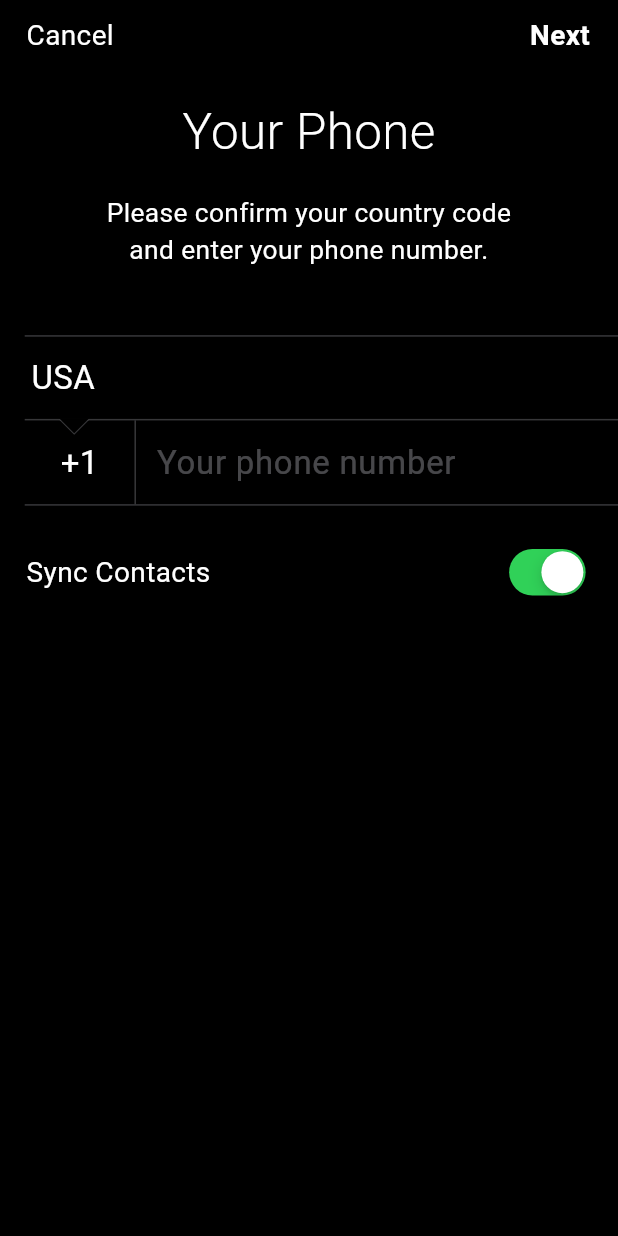
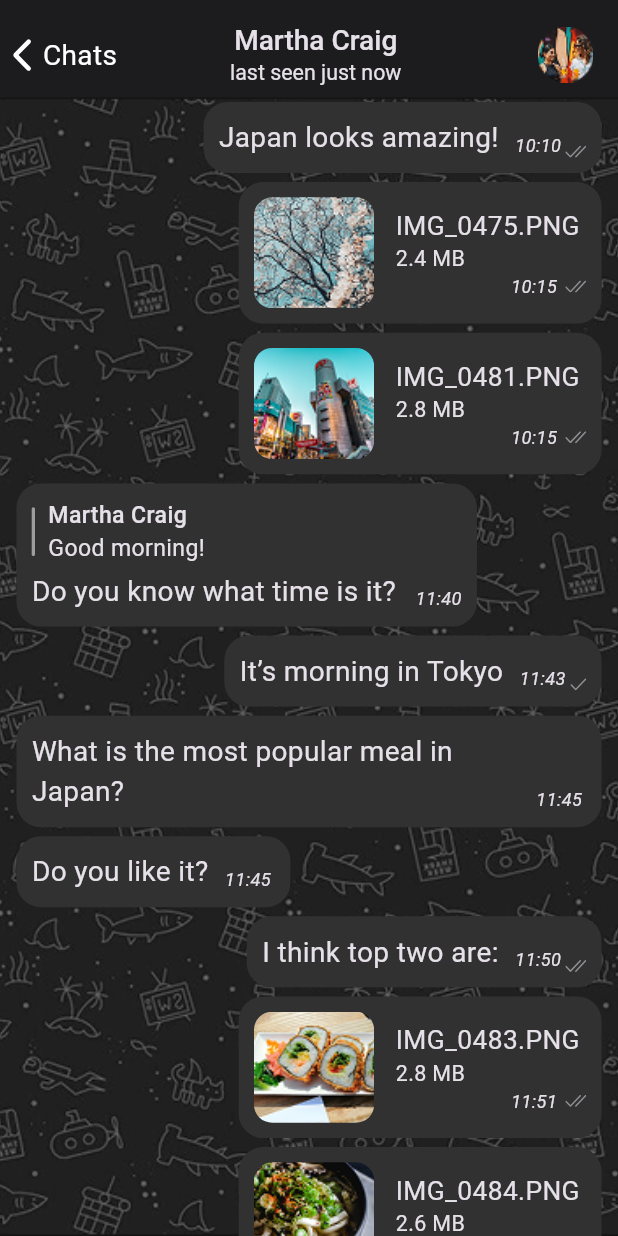
Before and after one commit to MrAzimzadeh/telegram-clone, a Flutter app: the screen it shows after launch, on a phone screen of 412 x 824 dp. Run offline on Flutter 3.47's test engine with Material 3 defaults, Android fonts, the phone set to English and light mode, and no system bars; our stand-ins replace flutter_screenutil, flutter_slidable, flutter_svg; Roboto replaces fonts that are missing (SF-Pro-Display, SF-Pro-Text).

Commit message:
UI Done, Message adding left

```diff
--- a/telegram_app/lib/constants/app_colors.dart
+++ b/telegram_app/lib/constants/app_colors.dart
@@ -20,6 +20,7 @@ class AppColors {
   static const Color turfMaster = Color(0xFF08A723);
   static const Color fleurdeSelCaramel = Color(0xFFCD7800);
   static const Color bloodKiss = Color(0xFFC60C0C);
+  static const Color oil = Color(0xFF313131);
 
   static const Color background = cocosBlack;
   static const Color appBarBackground = intheDark;
@@ -49,4 +50,7 @@ class AppColors {
   static const Color slidable3 = fleurdeSelCaramel;
   static const Color slidable4 = bloodKiss;
   static const Color slidable5 = dimGray;
+
+  // ChatScreen
+  static const Color chatMessageContainer = oil;
 }
--- a/telegram_app/lib/constants/app_texts.dart
+++ b/telegram_app/lib/constants/app_texts.dart
@@ -5,6 +5,16 @@ class AppTexts {
   static const String chatsEditIcon = "assets/svg/edit_icon.svg";
   static const String chatsSearch = "assets/svg/chat_search.svg";
   static const String chatsPinned = "assets/svg/pin_icon.svg";
+  static const String backButton = "assets/svg/back_button.svg";
+  static const String chatBackground = "assets/png/chatBackground.png";
+  static const String chatAction = "assets/png/chatAction.png";
+  static const String tick1 = "assets/svg/tick1.svg";
+  static const String tick2 = "assets/svg/tick2.svg";
+
+  static const String chatImage1 = "assets/png/chat_image1.png";
+  static const String chatImage2 = "assets/png/chat_image2.png";
+  static const String chatImage3 = "assets/png/chat_image3.png";
+  static const String chatImage4 = "assets/png/chat_image4.png";
 
   static const String slidableIcon1 = "assets/svg/slidable_icon1.svg";
   static const String slidableIcon2 = "assets/svg/slidable_icon2.svg";
@@ -84,4 +94,40 @@ class AppTexts {
   static const String slidableText3 = "Mute";
   static const String slidableText4 = "Delete";
   static const String slidableText5 = "Archive";
+
+  // ChatScreen
+  static const String chatTitle = "Martha Craig";
+  static const String chatSubtitle = "last seen just now";
+  static const String chatLeading = "Chats";
+
+  static const String date1 = "10:10";
+  static const String date2 = "10:15";
+  static const String date3 = "10:15";
+  static const String date4 = "11:40";
+  static const String date5 = "11:43";
+  static const String date6 = "11:45";
+  static const String date7 = "11:45";
+  static const String date8 = "11:50";
+  static const String date9 = "11:51";
+  static const String date10 = "11:51";
+
+  static const String chatMessage1 = "Japan looks amazing!";
+  static const String chatMessage2 = "Do you know what time is it?";
+  static const String chatMessage3 = "It’s morning in Tokyo";
+  static const String chatMessage4 = "What is the most popular meal in Japan?";
+  static const String chatMessage5 = "Do you like it?";
+  static const String chatMessage6 = "I think top two are:";
+
+  static const String replyPerson1 = "Martha Craig";
+  static const String replyMessage1 = "Good morning!";
+
+  static const String chatImageName1 = "IMG_0475.PNG";
+  static const String chatImageName2 = "IMG_0481.PNG";
+  static const String chatImageName3 = "IMG_0483.PNG";
+  static const String chatImageName4 = "IMG_0484.PNG";
+
+  static const String chatImageSize1 = "2.4 MB";
+  static const String chatImageSize2 = "2.8 MB";
+  static const String chatImageSize3 = "2.8 MB";
+  static const String chatImageSize4 = "2.6 MB";
 }
--- a/telegram_app/lib/ui/app.dart
+++ b/telegram_app/lib/ui/app.dart
@@ -1,7 +1,6 @@
 import 'package:flutter/material.dart';
 import 'package:flutter_screenutil/flutter_screenutil.dart';
-import 'package:telegram_app/ui/screens/auth_screen/auth_screen.dart';
-import 'package:telegram_app/ui/screens/chats_screen/chats_screen.dart';
+import 'package:telegram_app/ui/screens/chat_screen/chat_screen.dart';
 
 class MyApp extends StatelessWidget {
   const MyApp({super.key});
@@ -15,7 +14,7 @@ class MyApp extends StatelessWidget {
         title: 'Telegram Clone',
         darkTheme: ThemeData.dark(),
         themeMode: ThemeMode.dark,
-        home: AuthScreen(),
+        home: ChatScreen(),
       ),
     );
   }
--- /dev/null
+++ b/telegram_app/lib/ui/screens/chat_screen/chat_screen.dart
@@ -0,0 +1,158 @@
+import 'package:flutter/material.dart';
+import 'package:flutter_screenutil/flutter_screenutil.dart';
+import 'package:telegram_app/constants/app_colors.dart';
+import 'package:telegram_app/constants/app_texts.dart';
+import 'package:telegram_app/ui/screens/chat_screen/widgets/message_container.dart';
+import 'package:telegram_app/utils/widgets/custom_app_bar.dart';
+
+class ChatScreen extends StatelessWidget {
+  const ChatScreen({super.key});
+
+  @override
+  Widget build(BuildContext context) {
+    return Scaffold(
+      backgroundColor: AppColors.background,
+      appBar: CustomAppBar(
+        title: Column(
+          children: [
+            Text(
+              AppTexts.chatTitle,
+              style: TextStyle(
+                fontFamily: 'SF-Pro-Text',
+                fontWeight: FontWeight.w500,
+                fontSize: 17.sp,
+              ),
+            ),
+            Text(
+              AppTexts.chatSubtitle,
+              style: TextStyle(
+                fontFamily: 'SF-Pro-Text',
+                fontWeight: FontWeight.w400,
+                fontSize: 13.sp,
+              ),
+            ),
+          ],
+        ),
+        leadingButton: AppTexts.backButton,
+        leading: AppTexts.chatLeading,
+        actionWidget: Image.asset(AppTexts.chatAction),
+      ),
+      body: Stack(
+        children: [
+          // Background Image
+          Positioned.fill(
+            child: Image.asset(
+              AppTexts.chatBackground,
+              fit: BoxFit.cover,
+            ),
+          ),
+          // Scrollable List of Messages
+          Padding(
+            padding: EdgeInsets.symmetric(horizontal: 10.w),
+            child: ListView(
+              children: [
+                MessageContainer(
+                  isText: true,
+                  isImage: false,
+                  isReply: false,
+                  date: AppTexts.date1,
+                  tick: AppTexts.tick2,
+                  thisUser: true,
+                  message: AppTexts.chatMessage1,
+                ),
+                MessageContainer(
+                  isText: false,
+                  isImage: true,
+                  isReply: false,
+                  date: AppTexts.date2,
+                  tick: AppTexts.tick2,
+                  thisUser: true,
+                  image: AppTexts.chatImage1,
+                  imageSize: AppTexts.chatImageSize1,
+                  imageName: AppTexts.chatImageName1,
+                ),
+                MessageContainer(
+                  isText: false,
+                  isImage: true,
+                  isReply: false,
+                  date: AppTexts.date3,
+                  tick: AppTexts.tick2,
+                  thisUser: true,
+                  image: AppTexts.chatImage2,
+                  imageSize: AppTexts.chatImageSize2,
+                  imageName: AppTexts.chatImageName2,
+                ),
+                MessageContainer(
+                  isText: false,
+                  isImage: false,
+                  isReply: true,
+                  date: AppTexts.date4,
+                  thisUser: false,
+                  message: AppTexts.chatMessage2,
+                  replyPerson: AppTexts.replyPerson1,
+                  replyMessage: AppTexts.replyMessage1,
+                ),
+                MessageContainer(
+                  isText: true,
+                  isImage: false,
+                  isReply: false,
+                  date: AppTexts.date5,
+                  thisUser: true,
+                  tick: AppTexts.tick1,
+                  message: AppTexts.chatMessage3,
+                ),
+                MessageContainer(
+                  isText: true,
+                  isImage: false,
+                  isReply: false,
+                  date: AppTexts.date6,
+                  thisUser: false,
+                  message: AppTexts.chatMessage4,
+                ),
+                MessageContainer(
+                  isText: true,
+                  isImage: false,
+                  isReply: false,
+                  date: AppTexts.date7,
+                  thisUser: false,
+                  message: AppTexts.chatMessage5,
+                ),
+                MessageContainer(
+                  isText: true,
+                  isImage: false,
+                  isReply: false,
+                  date: AppTexts.date8,
+                  thisUser: true,
+                  tick: AppTexts.tick2,
+                  message: AppTexts.chatMessage6,
+                ),
+                MessageContainer(
+                  isText: false,
+                  isImage: true,
+                  isReply: false,
+                  date: AppTexts.date9,
+                  thisUser: true,
+                  tick: AppTexts.tick2,
+                  image: AppTexts.chatImage3,
+                  imageName: AppTexts.chatImageName3,
+                  imageSize: AppTexts.chatImageSize3,
+                ),
+                MessageContainer(
+                  isText: false,
+                  isImage: true,
+                  isReply: false,
+                  date: AppTexts.date10,
+                  thisUser: true,
+                  tick: AppTexts.tick2,
+                  image: AppTexts.chatImage4,
+                  imageName: AppTexts.chatImageName4,
+                  imageSize: AppTexts.chatImageSize4,
+                ),
+              ],
+            ),
+          ),
+        ],
+      ),
+    );
+  }
+}
--- /dev/null
+++ b/telegram_app/lib/ui/screens/chat_screen/widgets/message_container.dart
@@ -0,0 +1,206 @@
+import 'package:flutter/material.dart';
+import 'package:flutter_screenutil/flutter_screenutil.dart';
+import 'package:flutter_svg/flutter_svg.dart';
+import 'package:telegram_app/constants/app_colors.dart';
+
+class MessageContainer extends StatelessWidget {
+  const MessageContainer(
+      {super.key,
+      required this.isText,
+      required this.isImage,
+      required this.isReply,
+      required this.date,
+      this.tick,
+      required this.thisUser,
+      this.image,
+      this.message,
+      this.replyPerson,
+      this.imageName,
+      this.imageSize,
+      this.replyMessage});
+
+  final bool isText;
+  final bool isImage;
+  final bool isReply;
+  final bool thisUser;
+  final String? tick;
+  final String date;
+  final String? image;
+  final String? imageName;
+  final String? imageSize;
+  final String? message;
+  final String? replyPerson;
+  final String? replyMessage;
+
+  @override
+  Widget build(BuildContext context) {
+    return Align(
+      alignment: thisUser ? Alignment.centerRight : Alignment.centerLeft,
+      child: Container(
+        margin: EdgeInsets.symmetric(vertical: 3.h),
+        padding: EdgeInsets.all(10.r),
+        decoration: BoxDecoration(
+          color: AppColors.chatMessageContainer,
+          borderRadius: BorderRadius.circular(16.r),
+        ),
+        child: Column(
+          mainAxisSize: MainAxisSize.min,
+          crossAxisAlignment: CrossAxisAlignment.start,
+          children: [
+            if (isText)
+              Row(
+                mainAxisSize: MainAxisSize.min,
+                crossAxisAlignment: CrossAxisAlignment.end,
+                children: [
+                  Flexible(
+                    child: Text(
+                      message!,
+                      style: TextStyle(
+                        fontFamily: 'SF-Pro-Text',
+                        fontWeight: FontWeight.w400,
+                        fontSize: 17.sp,
+                      ),
+                    ),
+                  ),
+                  10.horizontalSpace,
+                  Text(
+                    date,
+                    style: TextStyle(
+                      fontFamily: 'SF-Pro-Text',
+                      fontWeight: FontWeight.w400,
+                      fontStyle: FontStyle.italic,
+                      fontSize: 11.sp,
+                    ),
+                  ),
+                  2.5.horizontalSpace,
+                  if (thisUser) SvgPicture.asset(tick!),
+                ],
+              ),
+            if (isReply)
+              Column(
+                crossAxisAlignment: CrossAxisAlignment.start,
+                mainAxisSize: MainAxisSize.min,
+                children: [
+                  Row(
+                    mainAxisSize: MainAxisSize.min,
+                    crossAxisAlignment: CrossAxisAlignment.center,
+                    children: [
+                      Container(
+                        width: 2.w,
+                        height: 32.h,
+                        decoration: BoxDecoration(
+                          color: Colors.grey,
+                          borderRadius: BorderRadius.circular(2.r),
+                        ),
+                      ),
+                      8.horizontalSpace,
+                      Column(
+                        crossAxisAlignment: CrossAxisAlignment.start,
+                        children: [
+                          Text(
+                            replyPerson!,
+                            style: TextStyle(
+                              fontFamily: 'SF-Pro-Text',
+                              fontWeight: FontWeight.w500,
+                              fontSize: 14.sp,
+                            ),
+                          ),
+                          Text(
+                            replyMessage!,
+                            style: TextStyle(
+                              fontFamily: 'SF-Pro-Text',
+                              fontWeight: FontWeight.w400,
+                              fontSize: 14.sp,
+                            ),
+                          ),
+                        ],
+                      ),
+                    ],
+                  ),
+                  4.verticalSpace,
+                  Row(
+                    mainAxisSize: MainAxisSize.min,
+                    mainAxisAlignment: MainAxisAlignment.start,
+                    crossAxisAlignment: CrossAxisAlignment.end,
+                    children: [
+                      Text(
+                        message!,
+                        style: TextStyle(
+                          fontFamily: 'SF-Pro-Text',
+                          fontWeight: FontWeight.w400,
+                          fontSize: 17.sp,
+                        ),
+                      ),
+                      12.horizontalSpace,
+                      Text(
+                        date,
+                        style: TextStyle(
+                          fontFamily: 'SF-Pro-Text',
+                          fontWeight: FontWeight.w400,
+                          fontStyle: FontStyle.italic,
+                          fontSize: 11.sp,
+                        ),
+                      ),
+                    ],
+                  ),
+                ],
+              ),
+            if (isImage)
+              Row(
+                mainAxisSize: MainAxisSize.min,
+                children: [
+                  ClipRRect(
+                    borderRadius: BorderRadius.circular(12.r),
+                    child: Image.asset(
+                      image!,
+                      width: 73.w,
+                      height: 73.h,
+                      fit: BoxFit.cover,
+                    ),
+                  ),
+                  13.horizontalSpace,
+                  Column(
+                    crossAxisAlignment: CrossAxisAlignment.start,
+                    children: [
+                      Text(
+                        imageName ?? '',
+                        style: TextStyle(
+                          fontFamily: 'SF-Pro-Text',
+                          fontWeight: FontWeight.w400,
+                          fontSize: 16.sp,
+                        ),
+                      ),
+                      Text(
+                        imageSize ?? '',
+                        style: TextStyle(
+                          fontFamily: 'SF-Pro-Text',
+                          fontWeight: FontWeight.w400,
+                          fontSize: 13.sp,
+                        ),
+                      ),
+                      Row(
+                        children: [
+                          70.horizontalSpace,
+                          Text(
+                            date,
+                            style: TextStyle(
+                              fontFamily: 'SF-Pro-Text',
+                              fontWeight: FontWeight.w400,
+                              fontStyle: FontStyle.italic,
+                              fontSize: 11.sp,
+                            ),
+                          ),
+                          5.horizontalSpace,
+                          if (thisUser) SvgPicture.asset(tick!),
+                        ],
+                      )
+                    ],
+                  ),
+                ],
+              ),
+          ],
+        ),
+      ),
+    );
+  }
+}
--- a/telegram_app/lib/ui/screens/chats_screen/widgets/chats_app_bar.dart
+++ b/telegram_app/lib/ui/screens/chats_screen/widgets/chats_app_bar.dart
@@ -12,7 +12,15 @@ class ChatsAppBar extends StatelessWidget implements PreferredSizeWidget {
   Widget build(BuildContext context) {
     return CustomAppBar(
       leading: AppTexts.chatsLeading,
-      title: AppTexts.chatsTitle,
+      title: Text(
+        AppTexts.chatsTitle,
+        style: TextStyle(
+          color: AppColors.primaryTextColor,
+          fontFamily: 'SF-Pro-Text',
+          fontSize: 17.sp,
+          fontWeight: FontWeight.w600,
+        ),
+      ),
       actionWidget: SvgPicture.asset(AppTexts.chatsEditIcon),
       bottomWidget: Padding(
         padding: EdgeInsets.symmetric(horizontal: 10.w),
@@ -28,7 +36,8 @@ class ChatsAppBar extends StatelessWidget implements PreferredSizeWidget {
                 filled: true,
                 fillColor: AppColors.textFieldFill,
                 isDense: true,
-                contentPadding: EdgeInsets.only(left: 73.w, top: 2.h, bottom: 2.h),
+                contentPadding:
+                    EdgeInsets.only(left: 73.w, top: 2.h, bottom: 2.h),
                 enabledBorder: OutlineInputBorder(borderSide: BorderSide.none),
                 focusedBorder: OutlineInputBorder(borderSide: BorderSide.none),
               ),
--- a/telegram_app/lib/utils/widgets/custom_app_bar.dart
+++ b/telegram_app/lib/utils/widgets/custom_app_bar.dart
@@ -16,7 +16,7 @@ class CustomAppBar extends StatelessWidget implements PreferredSizeWidget {
     this.topPadding = 8, // You can control this externally
   });
 
-  final String? title;
+  final Widget? title;
   final String? leading;
   final String? leadingButton;
   final Widget? actionWidget;
@@ -30,18 +30,7 @@ class CustomAppBar extends StatelessWidget implements PreferredSizeWidget {
     return AppBar(
       backgroundColor: AppColors.chatsAppBarBackground,
       toolbarHeight: kToolbarHeight.h + topPadding.h,
-      title: Padding(
-        padding: EdgeInsets.only(top: topPadding.h),
-        child: Text(
-          title ?? "",
-          style: TextStyle(
-            color: AppColors.primaryTextColor,
-            fontFamily: 'SF-Pro-Text',
-            fontSize: 17.sp,
-            fontWeight: FontWeight.w600,
-          ),
-        ),
-      ),
+      title: Padding(padding: EdgeInsets.only(top: topPadding.h), child: title),
       centerTitle: true,
       leading: leading != null
           ? Padding(
```
Also changed, not shown: telegram_app/assets/png/chatAction.png (added), telegram_app/assets/png/chatBackground.png (added), telegram_app/assets/png/chat_image1.png (added), telegram_app/assets/png/chat_image2.png (added), telegram_app/assets/png/chat_image3.png (added), telegram_app/assets/png/chat_image4.png (added), telegram_app/assets/svg/chatBackground.svg (added), telegram_app/assets/svg/tick1.svg (added), telegram_app/assets/svg/tick2.svg (added), 4 other files.
